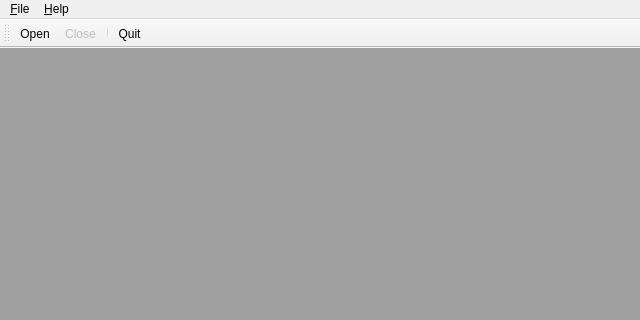
Before: the Qt Designer form rastools/rasviewer/main_window.ui in waveform-computing/rastools, drawn with Qt 5; both pictures show x 0 to 640 and y 0 to 320 of the 640 by 480 pixel window.
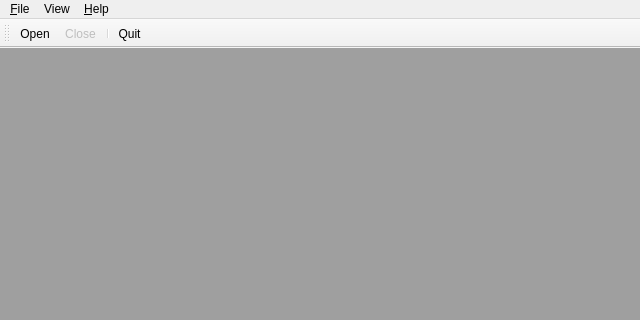
After: the same form once the commit is applied.

The edit to the form file:
```diff
--- a/rastools/rasviewer/main_window.ui
+++ b/rastools/rasviewer/main_window.ui
@@ -67,7 +67,17 @@
     <addaction name="about_action"/>
     <addaction name="about_qt_action"/>
    </widget>
+   <widget class="QMenu" name="view_menu">
+    <property name="title">
+     <string>View</string>
+    </property>
+    <addaction name="reset_zoom_action"/>
+    <addaction name="reset_origin_action"/>
+    <addaction name="separator"/>
+    <addaction name="status_bar_action"/>
+   </widget>
    <addaction name="file_menu"/>
+   <addaction name="view_menu"/>
    <addaction name="help_menu"/>
   </widget>
   <widget class="QStatusBar" name="status_bar"/>
```
Left out of the diff: 27 changed lines with no effect on the pictures.
